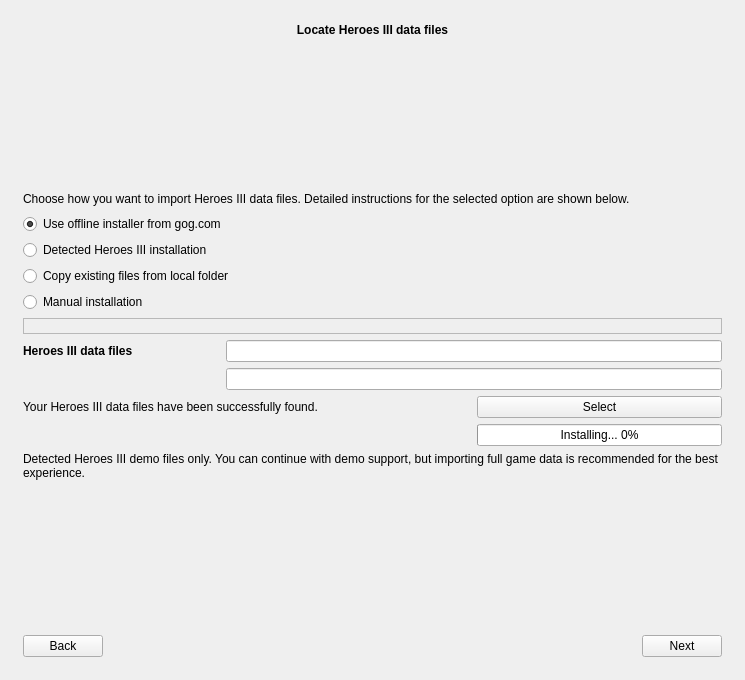
Old version of the form launcher/firstLaunch/firstlaunch_moc.ui in the repository GeorgeK1ng/vcmi.
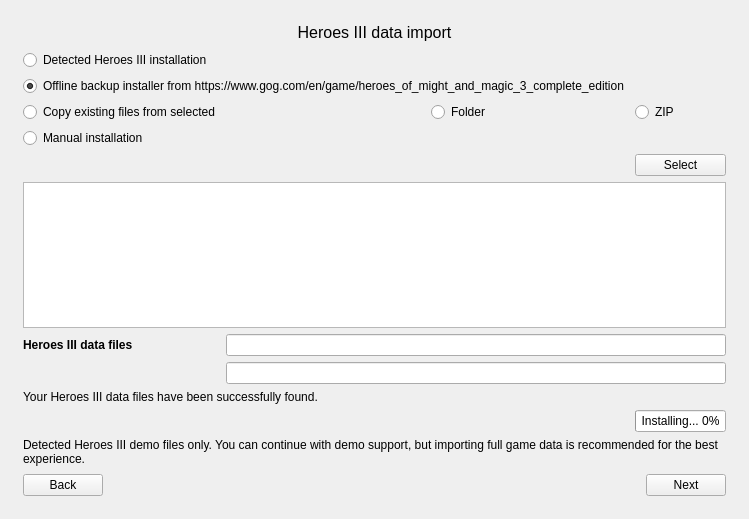
New version of the form. The open tabs and pages were chosen to show the change. Icons and pictures are not drawn.

```diff
--- a/launcher/firstLaunch/firstlaunch_moc.ui
+++ b/launcher/firstLaunch/firstlaunch_moc.ui
@@ -6,8 +6,8 @@
    <rect>
     <x>0</x>
     <y>0</y>
-    <width>745</width>
-    <height>680</height>
+    <width>737</width>
+    <height>519</height>
    </rect>
   </property>
   <property name="windowTitle">
@@ -151,13 +151,20 @@
            <verstretch>0</verstretch>
           </sizepolicy>
          </property>
+         <property name="maximumSize">
+          <size>
+           <width>16777215</width>
+           <height>25</height>
+          </size>
+         </property>
          <property name="font">
           <font>
-           <bold>true</bold>
+           <pointsize>12</pointsize>
+           <bold>false</bold>
           </font>
          </property>
          <property name="text">
-          <string>Locate Heroes III data files</string>
+          <string>Heroes III data import</string>
          </property>
          <property name="alignment">
           <set>Qt::AlignmentFlag::AlignCenter</set>
@@ -178,74 +185,157 @@
         </spacer>
        </item>
        <item>
-        <widget class="QLabel" name="labelDataIntro">
-         <property name="text">
-          <string>Choose how you want to import Heroes III data files. Detailed instructions for the selected option are shown below.</string>
-         </property>
-         <property name="wordWrap">
-          <bool>true</bool>
-         </property>
-        </widget>
-       </item>
-       <item>
-        <layout class="QGridLayout" name="gridLayout" columnstretch="1,0,0">
+        <layout class="QGridLayout" name="gridLayout" columnstretch="1,0,0,0">
          <property name="spacing">
           <number>6</number>
          </property>
-         <item row="2" column="0" colspan="3">
+         <item row="4" column="0" colspan="4">
+          <widget class="QRadioButton" name="radioButtonDataManual">
+           <property name="text">
+            <string>Manual installation</string>
+           </property>
+           <property name="checked">
+            <bool>false</bool>
+           </property>
+          </widget>
+         </item>
+         <item row="3" column="0">
           <widget class="QRadioButton" name="radioButtonDataCopy">
            <property name="text">
-            <string>Copy existing files from local folder</string>
+            <string>Copy existing files from selected</string>
            </property>
           </widget>
          </item>
-         <item row="4" column="0" colspan="3">
-          <widget class="QLabel" name="labelDataOptionDetails">
-           <property name="frameShape">
-            <enum>QFrame::Shape::StyledPanel</enum>
-           </property>
+         <item row="3" column="2">
+          <widget class="QRadioButton" name="radioButtonFolder">
            <property name="text">
-            <string/>
+            <string>Folder</string>
            </property>
-           <property name="alignment">
-            <set>Qt::AlignmentFlag::AlignLeading|Qt::AlignmentFlag::AlignLeft|Qt::AlignmentFlag::AlignTop</set>
+          </widget>
+         </item>
+         <item row="9" column="0" colspan="3">
+          <widget class="QLabel" name="labelDataFound">
+           <property name="sizePolicy">
+            <sizepolicy hsizetype="Preferred" vsizetype="Fixed">
+             <horstretch>100</horstretch>
+             <verstretch>0</verstretch>
+            </sizepolicy>
+           </property>
+           <property name="text">
+            <string>Your Heroes III data files have been successfully found.</string>
            </property>
            <property name="wordWrap">
             <bool>true</bool>
            </property>
-           <property name="margin">
-            <number>8</number>
+          </widget>
+         </item>
+         <item row="6" column="0" colspan="4">
+          <widget class="QTextBrowser" name="textBrowserDataOptionDetails"/>
+         </item>
+         <item row="8" column="1" colspan="3">
+          <widget class="QLineEdit" name="lineEditDataSystem">
+           <property name="enabled">
+            <bool>true</bool>
            </property>
+           <property name="sizePolicy">
+            <sizepolicy hsizetype="Expanding" vsizetype="Fixed">
+             <horstretch>50</horstretch>
+             <verstretch>0</verstretch>
+            </sizepolicy>
+           </property>
+           <property name="readOnly">
+            <bool>true</bool>
+           </property>
           </widget>
          </item>
-         <item row="1" column="0" colspan="3">
+         <item row="3" column="1">
+          <spacer name="horizontalSpacer_7">
+           <property name="orientation">
+            <enum>Qt::Orientation::Horizontal</enum>
+           </property>
+           <property name="sizeHint" stdset="0">
+            <size>
+             <width>40</width>
+             <height>20</height>
+            </size>
+           </property>
+          </spacer>
+         </item>
+         <item row="7" column="0">
+          <widget class="QLabel" name="labelDataFiles">
+           <property name="sizePolicy">
+            <sizepolicy hsizetype="Preferred" vsizetype="Fixed">
+             <horstretch>50</horstretch>
+             <verstretch>0</verstretch>
+            </sizepolicy>
+           </property>
+           <property name="font">
+            <font>
+             <bold>true</bold>
+            </font>
+           </property>
+           <property name="text">
+            <string>Heroes III data files</string>
+           </property>
+          </widget>
+         </item>
+         <item row="1" column="0" colspan="4">
           <widget class="QRadioButton" name="radioButtonDataDetected">
            <property name="text">
             <string>Detected Heroes III installation</string>
            </property>
           </widget>
          </item>
-         <item row="0" column="0" colspan="2">
+         <item row="3" column="3">
+          <widget class="QRadioButton" name="radioButtonZIP">
+           <property name="text">
+            <string>ZIP</string>
+           </property>
+          </widget>
+         </item>
+         <item row="13" column="0" colspan="4">
+          <widget class="QLabel" name="labelDataDemoInfo">
+           <property name="sizePolicy">
+            <sizepolicy hsizetype="Preferred" vsizetype="Fixed">
+             <horstretch>100</horstretch>
+             <verstretch>0</verstretch>
+            </sizepolicy>
+           </property>
+           <property name="visible">
+            <bool>false</bool>
+           </property>
+           <property name="text">
+            <string>Detected Heroes III demo files only. You can continue with demo support, but importing full game data is recommended for the best experience.</string>
+           </property>
+           <property name="wordWrap">
+            <bool>true</bool>
+           </property>
+          </widget>
+         </item>
+         <item row="5" column="3">
+          <widget class="QPushButton" name="pushButtonSelect">
+           <property name="sizePolicy">
+            <sizepolicy hsizetype="Minimum" vsizetype="Fixed">
+             <horstretch>25</horstretch>
+             <verstretch>0</verstretch>
+            </sizepolicy>
+           </property>
+           <property name="text">
+            <string>Select</string>
+           </property>
+          </widget>
+         </item>
+         <item row="2" column="0" colspan="3">
           <widget class="QRadioButton" name="radioButtonDataGog">
            <property name="text">
-            <string>Use offline installer from gog.com</string>
+            <string>Offline backup installer from https://www.gog.com/en/game/heroes_of_might_and_magic_3_complete_edition</string>
            </property>
            <property name="checked">
             <bool>true</bool>
            </property>
           </widget>
          </item>
-         <item row="3" column="0" colspan="3">
-          <widget class="QRadioButton" name="radioButtonDataManual">
-           <property name="text">
-            <string>Manual installation</string>
-           </property>
-           <property name="checked">
-            <bool>false</bool>
-           </property>
-          </widget>
-         </item>
-         <item row="8" column="2">
+         <item row="10" column="3">
           <widget class="QProgressBar" name="progressBarGog">
            <property name="sizePolicy">
             <sizepolicy hsizetype="Expanding" vsizetype="Minimum">
@@ -273,7 +363,7 @@
            </property>
           </widget>
          </item>
-         <item row="5" column="1" colspan="2">
+         <item row="7" column="1" colspan="3">
           <widget class="QLineEdit" name="lineEditDataUser">
            <property name="enabled">
             <bool>true</bool>
@@ -289,88 +379,6 @@
            </property>
           </widget>
          </item>
-         <item row="11" column="0" colspan="3">
-          <widget class="QLabel" name="labelDataDemoInfo">
-           <property name="sizePolicy">
-            <sizepolicy hsizetype="Preferred" vsizetype="Fixed">
-             <horstretch>100</horstretch>
-             <verstretch>0</verstretch>
-            </sizepolicy>
-           </property>
-           <property name="visible">
-            <bool>false</bool>
-           </property>
-           <property name="text">
-            <string>Detected Heroes III demo files only. You can continue with demo support, but importing full game data is recommended for the best experience.</string>
-           </property>
-           <property name="wordWrap">
-            <bool>true</bool>
-           </property>
-          </widget>
-         </item>
-         <item row="7" column="2">
-          <widget class="QPushButton" name="pushButtonSelect">
-           <property name="sizePolicy">
-            <sizepolicy hsizetype="Minimum" vsizetype="Fixed">
-             <horstretch>25</horstretch>
-             <verstretch>0</verstretch>
-            </sizepolicy>
-           </property>
-           <property name="text">
-            <string>Select</string>
-           </property>
-          </widget>
-         </item>
-         <item row="5" column="0">
-          <widget class="QLabel" name="labelDataFiles">
-           <property name="sizePolicy">
-            <sizepolicy hsizetype="Preferred" vsizetype="Fixed">
-             <horstretch>50</horstretch>
-             <verstretch>0</verstretch>
-            </sizepolicy>
-           </property>
-           <property name="font">
-            <font>
-             <bold>true</bold>
-            </font>
-           </property>
-           <property name="text">
-            <string>Heroes III data files</string>
-           </property>
-          </widget>
-         </item>
-         <item row="6" column="1" colspan="2">
-          <widget class="QLineEdit" name="lineEditDataSystem">
-           <property name="enabled">
-            <bool>true</bool>
-           </property>
-           <property name="sizePolicy">
-            <sizepolicy hsizetype="Expanding" vsizetype="Fixed">
-             <horstretch>50</horstretch>
-             <verstretch>0</verstretch>
-            </sizepolicy>
-           </property>
-           <property name="readOnly">
-            <bool>true</bool>
-           </property>
-          </widget>
-         </item>
-         <item row="7" column="0" colspan="2">
-          <widget class="QLabel" name="labelDataFound">
-           <property name="sizePolicy">
-            <sizepolicy hsizetype="Preferred" vsizetype="Fixed">
-             <horstretch>100</horstretch>
-             <verstretch>0</verstretch>
-            </sizepolicy>
-           </property>
-           <property name="text">
-            <string>Your Heroes III data files have been successfully found.</string>
-           </property>
-           <property name="wordWrap">
-            <bool>true</bool>
-           </property>
-          </widget>
-         </item>
         </layout>
        </item>
        <item>
```
Left out of the diff: 39 changed lines with no effect on the pictures.
